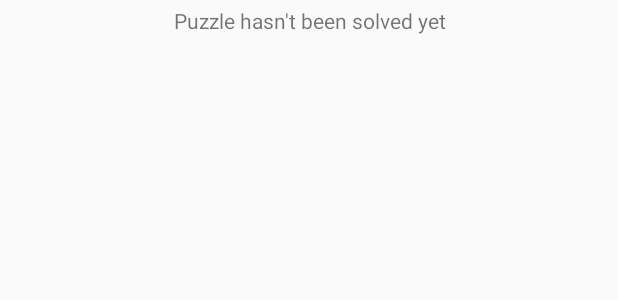
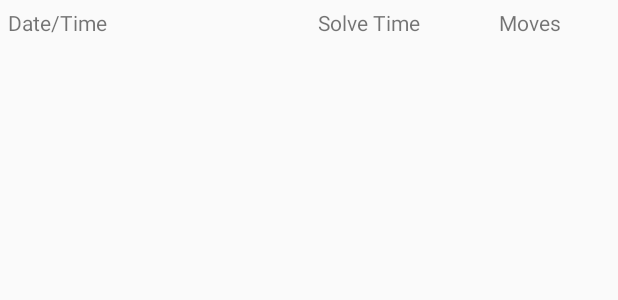
Before and after one commit to rlam1234/SlidingPuzzle, an Android app: the layout gamehistory.xml on its own in the app's theme, with its tools: preview values and no code run, on a phone screen of 412 x 824 dp. Shown: the top 300 px of the screen. Run offline under Robolectric (Android 15) with nearby library versions, the phone set to English and light mode, and no system bars.

Commit message:
Beautifying layouts.

```diff
--- a/app/src/main/java/net/ddns/raylam/sliding_puzzle/AppActivity.java
+++ b/app/src/main/java/net/ddns/raylam/sliding_puzzle/AppActivity.java
@@ -14,13 +14,9 @@ import android.media.AudioManager;
 import android.media.MediaPlayer;
 import android.media.MediaPlayer.OnCompletionListener;
 import android.net.Uri;
-import android.os.Handler;
-import android.os.PersistableBundle;
 import android.support.v7.app.AppCompatActivity;
 import android.os.Bundle;
-import android.util.Log;
 import android.view.View;
-import java.io.IOException;
 
 public class AppActivity extends AppCompatActivity {
     public static final String NAME = AppActivity.class.getSimpleName();
@@ -42,7 +38,7 @@ public class AppActivity extends AppCompatActivity {
 
         // If the user presses the hard volumne up/down buttons, affect the Multimedia stream, not the ringer.
         setVolumeControlStream(AudioManager.STREAM_MUSIC);
-        mediaPlayer = MediaPlayer.create(this, R.raw.tada);
+        mediaPlayer = MediaPlayer.create(this, R.raw.intro);
 
         mediaPlayer.setOnCompletionListener(new OnCompletionListener() {
             @Override
--- a/app/src/main/res/layout/appactivity.xml
+++ b/app/src/main/res/layout/appactivity.xml
@@ -1,23 +1,25 @@
 <?xml version="1.0" encoding="utf-8"?>
 <LinearLayout
     xmlns:android="http://schemas.android.com/apk/res/android"
+    android:background="@color/white"
     android:orientation="vertical"
     android:layout_width="match_parent"
     android:layout_height="match_parent">
 
     <ImageView
         android:id="@+id/splashView"
+        android:contentDescription="@string/splash_page"
         android:layout_weight="1"
         android:visibility="visible"
         android:src="@drawable/splash_page"
         android:scaleType="fitCenter"
         android:layout_width="match_parent"
-        android:layout_height="wrap_content" />
+        android:layout_height="0dp" />
     <TextView
         android:id="@+id/attributionText"
         android:text="@string/attributionText"
         android:textSize="@dimen/attributionSize"
-        android:layout_margin="@dimen/instructionMargin"
+        android:padding="@dimen/titlePadding"
         android:layout_width="match_parent"
         android:layout_height="wrap_content" />
 </LinearLayout>
--- a/app/src/main/res/layout/gamehistory.xml
+++ b/app/src/main/res/layout/gamehistory.xml
@@ -8,40 +8,40 @@
 
     <TextView
         android:id="@+id/nothingText"
-        android:text="Puzzle hasn't been solved yet"
+        android:text="@string/puzzle_hasn_t_been_solved_yet"
+        android:visibility="gone"
         android:gravity="center_horizontal"
         android:layout_width="match_parent"
         android:layout_height="wrap_content"/>
 
     <LinearLayout
         android:id="@+id/titleLayout"
-        android:visibility="gone"
         android:orientation="horizontal"
+        android:layout_margin="@dimen/tileMargin"
+        android:gravity="center_horizontal"
         android:layout_width="match_parent"
         android:layout_height="wrap_content">
         <TextView
             android:id="@+id/dateTitle"
             android:text="@string/dateTitle"
-            android:layout_weight="2"
-            android:layout_margin="@dimen/tileMargin"
-            android:layout_width="wrap_content"
+            android:layout_weight="1"
+            android:layout_width="@dimen/dateCellWidth"
             android:layout_height="wrap_content" />
         <TextView
             android:id="@+id/elapsedTimeTitle"
             android:text="@string/elapsedTimeTitle"
             android:layout_weight="1"
-            android:layout_margin="@dimen/tileMargin"
-            android:layout_width="wrap_content"
+            android:gravity="center_horizontal"
+            android:layout_width="@dimen/elapsedTimeCellWidth"
             android:layout_height="wrap_content" />
         <TextView
             android:id="@+id/movesTitle"
             android:text="@string/movesTitle"
             android:layout_weight="1"
-            android:layout_margin="@dimen/tileMargin"
-            android:layout_width="wrap_content"
+            android:gravity="center_horizontal"
+            android:layout_width="@dimen/movesCellWidth"
             android:layout_height="wrap_content" />
     </LinearLayout>
-
 
     <android.support.v7.widget.RecyclerView
         android:id="@+id/recyclerview"
--- a/app/src/main/res/layout/solvedactivity.xml
+++ b/app/src/main/res/layout/solvedactivity.xml
@@ -2,15 +2,17 @@
 <LinearLayout
     xmlns:android="http://schemas.android.com/apk/res/android"
     android:orientation="vertical"
+    android:background="@color/white"
     android:layout_width="match_parent"
     android:layout_height="match_parent">
 
     <ImageView
         android:id="@+id/congratsView"
         android:layout_weight="1"
+        android:contentDescription="@string/congratulations_you_did_it"
         android:visibility="visible"
         android:src="@drawable/congrats_page"
         android:scaleType="fitCenter"
         android:layout_width="match_parent"
-        android:layout_height="wrap_content" />
+        android:layout_height="0dp" />
 </LinearLayout>
--- a/app/src/main/res/values/colors.xml
+++ b/app/src/main/res/values/colors.xml
@@ -3,4 +3,5 @@
     <color name="colorPrimary">#3F51B5</color>
     <color name="colorPrimaryDark">#303F9F</color>
     <color name="colorAccent">#FF4081</color>
+    <color name="white">#FFFFFF</color>
 </resources>
--- a/app/src/main/res/values/dimens.xml
+++ b/app/src/main/res/values/dimens.xml
@@ -8,4 +8,7 @@
     <dimen name="titleSize">24sp</dimen>
     <dimen name="instructionMargin">20dp</dimen>
     <dimen name="borderPadding">4dp</dimen>
+    <dimen name="dateCellWidth">120dp</dimen>
+    <dimen name="elapsedTimeCellWidth">40dp</dimen>
+    <dimen name="movesCellWidth">40dp</dimen>
 </resources>
```
Also changed, not shown: app/src/main/java/net/ddns/raylam/sliding_puzzle/ui/history/CellViewHolder.java (+5 -4 lines), app/src/main/java/net/ddns/raylam/sliding_puzzle/ui/history/HistoryLayout.java (+9 -4 lines), app/src/main/java/net/ddns/raylam/sliding_puzzle/ui/history/OnHistoryClickListener.java (deleted, +0 -18 lines), app/src/main/res/layout/historycell.xml (+6 -13 lines), app/src/main/res/layout/puzzleactivity.xml (+12 -4 lines), app/src/main/res/values/strings.xml (+14 -9 lines), app/src/main/res/drawable/android00.png, 2 other files.
